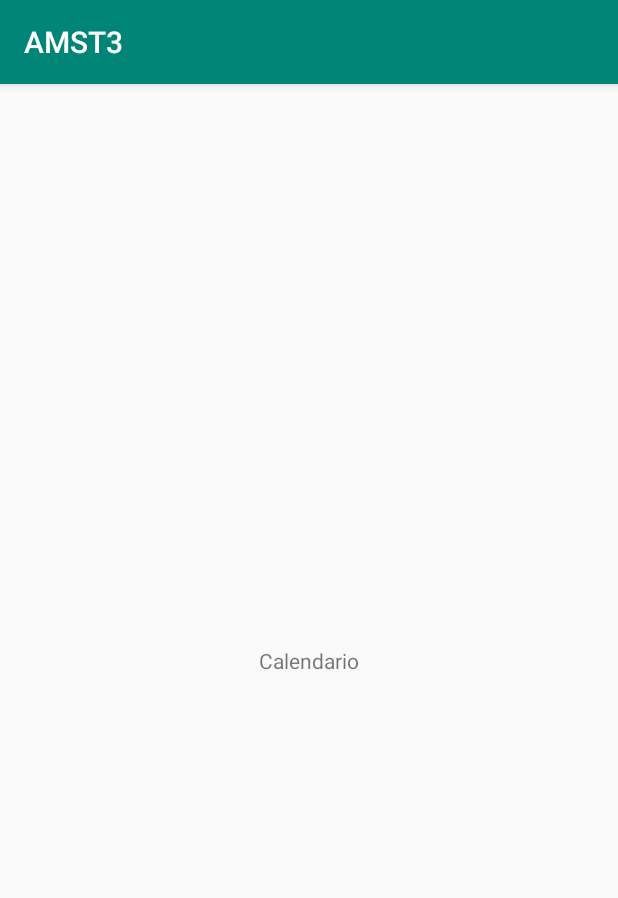
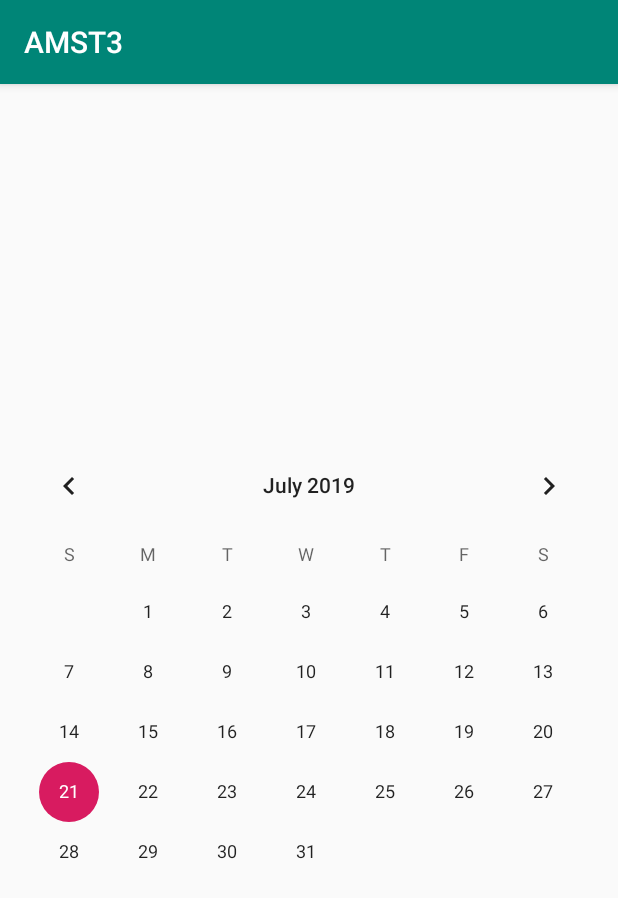
Before and after one commit to miguelabs02/PST_TA5_G3, an Android app: the calendarActivity screen opened directly, with no data from a screen before it, on a phone screen of 412 x 824 dp. Shown: the top 898 px of the screen. Run offline under Robolectric (Android 15) with nearby library versions, the phone set to English and light mode, and no system bars.

Commit message:
Calendario añadido a calendarActivity

```diff
--- a/app/src/main/java/com/example/amst3/calendarActivity.java
+++ b/app/src/main/java/com/example/amst3/calendarActivity.java
@@ -2,13 +2,23 @@ package com.example.amst3;
 
 import android.support.v7.app.AppCompatActivity;
 import android.os.Bundle;
+import android.widget.CalendarView;
+import android.widget.Toast;
 
 public class calendarActivity extends AppCompatActivity {
+    CalendarView calendarView;
 
     @Override
     protected void onCreate(Bundle savedInstanceState) {
         super.onCreate(savedInstanceState);
         setContentView(R.layout.activity_calendar);
+        calendarView = (CalendarView) findViewById(R.id.calendarView);
+        calendarView.setOnDateChangeListener(new CalendarView.OnDateChangeListener() {
+            @Override
+            public void onSelectedDayChange(CalendarView view, int year, int month, int dayOfMonth) {
+                // display the selected date by using a toast
+                Toast.makeText(getApplicationContext(), dayOfMonth + "/" + month + "/" + year, Toast.LENGTH_LONG).show();
+            }
+        });
     }
-
 }
--- a/app/src/main/res/layout/activity_calendar.xml
+++ b/app/src/main/res/layout/activity_calendar.xml
@@ -5,10 +5,12 @@
     android:layout_width="match_parent"
     android:layout_height="match_parent"
     tools:context=".calendarActivity">
-    <TextView
-        android:id="@+id/textView"
-        android:layout_width="wrap_content"
-        android:layout_height="wrap_content"
+    <CalendarView
+        android:id="@+id/calendarView"
+        android:layout_width="match_parent"
+        android:layout_height="300dp"
+        android:layout_marginBottom="16dp"
+        android:layout_marginTop="16dp"
         app:layout_constraintBottom_toBottomOf="parent"
         app:layout_constraintLeft_toLeftOf="parent"
         app:layout_constraintRight_toRightOf="parent"
```
